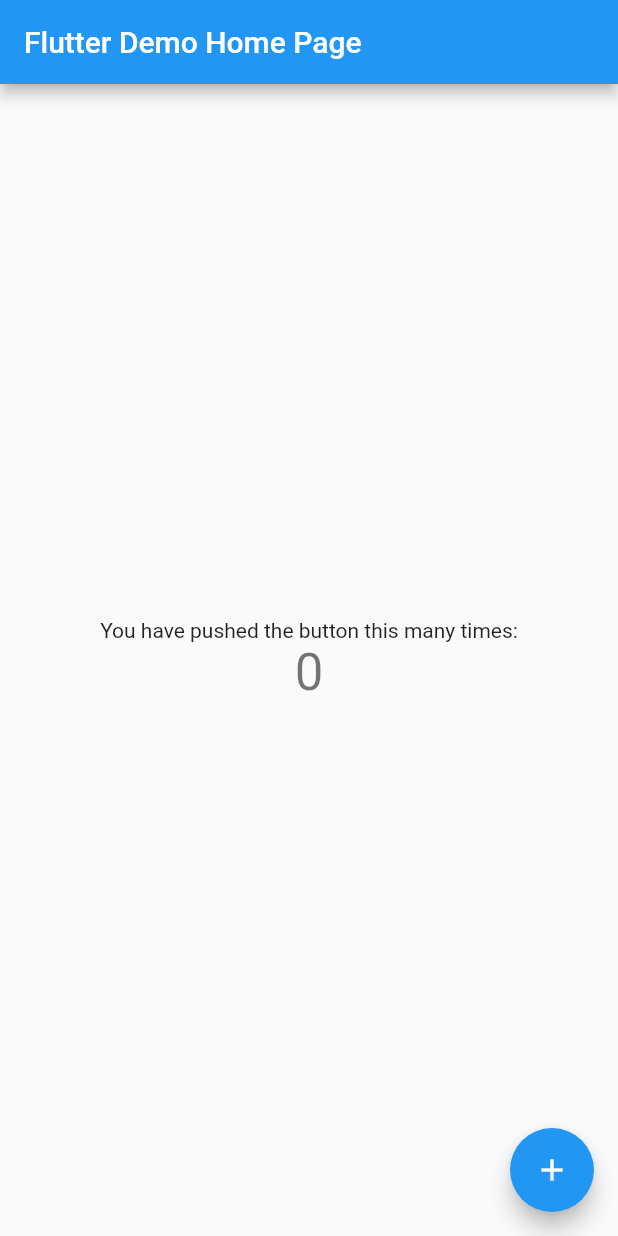
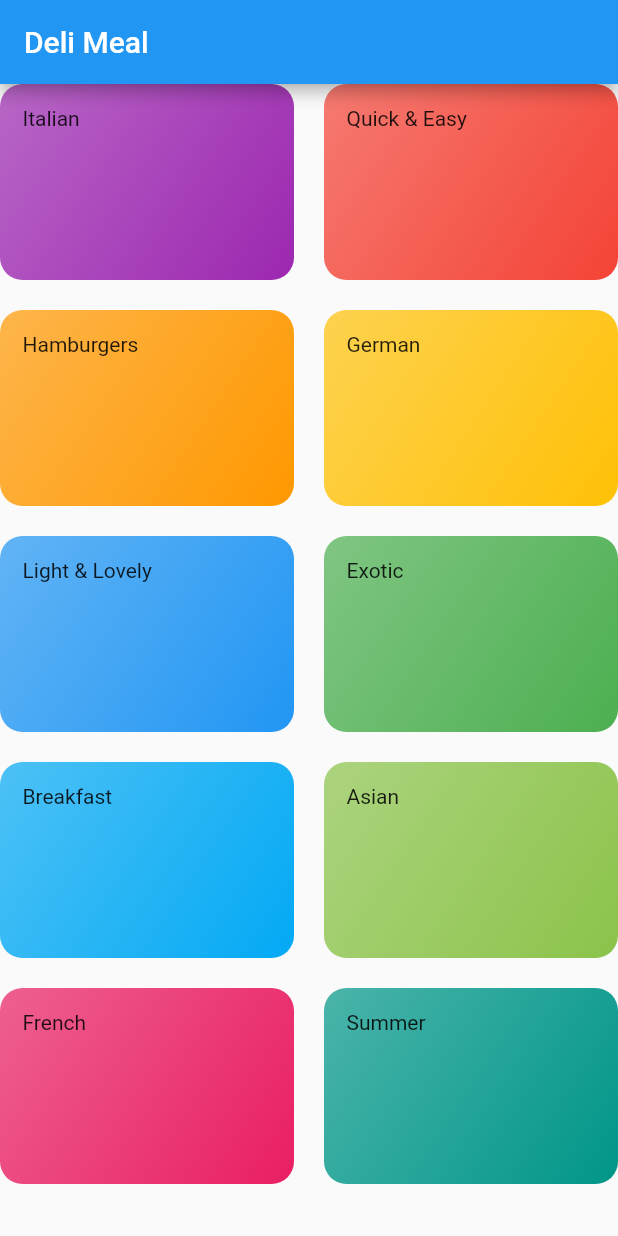
Before and after one commit to wlren/flutter-meals, a Flutter app: the screen it shows after launch, on a phone screen of 412 x 824 dp. Run offline on Flutter 3.47's test engine with Material 2 defaults, Android fonts, the phone set to English and light mode, and no system bars.

Commit message:
Add category homepage

```diff
--- /dev/null
+++ b/lib/categories_screen.dart
@@ -0,0 +1,27 @@
+import 'package:flutter/material.dart';
+import 'package:meals_app/category_item.dart';
+
+import './dummy_data.dart';
+import './category_item.dart';
+
+class CategoriesScreen extends StatelessWidget {
+  @override
+  Widget build(BuildContext context) {
+    return Scaffold(
+      appBar: AppBar(
+        title: const Text('Deli Meal'),
+      ),
+      body: GridView(
+        gridDelegate: SliverGridDelegateWithMaxCrossAxisExtent(
+          maxCrossAxisExtent: 200,
+          childAspectRatio: 3 / 2,
+          crossAxisSpacing: 20,
+          mainAxisSpacing: 20,
+        ),
+        children: DUMMY_CATEGORIES
+            .map((catData) => CategoryItem(catData.color, catData.title))
+            .toList(),
+      ),
+    );
+  }
+}
--- /dev/null
+++ b/lib/category_item.dart
@@ -0,0 +1,24 @@
+import 'package:flutter/material.dart';
+
+class CategoryItem extends StatelessWidget {
+  final String title;
+  final Color color;
+
+  CategoryItem(this.color, this.title);
+
+  @override
+  Widget build(BuildContext context) {
+    return Container(
+      padding: const EdgeInsets.all(15),
+      child: Text(this.title),
+      decoration: BoxDecoration(
+        gradient: LinearGradient(
+          colors: [color.withOpacity(0.7), color],
+          begin: Alignment.topLeft,
+          end: Alignment.bottomRight,
+        ),
+        borderRadius: BorderRadius.circular(15),
+      ),
+    );
+  }
+}
--- /dev/null
+++ b/lib/dummy_data.dart
@@ -0,0 +1,56 @@
+import 'package:flutter/material.dart';
+
+import './models/category.dart';
+
+const DUMMY_CATEGORIES = const [
+  Category(
+    id: 'c1',
+    title: 'Italian',
+    color: Colors.purple,
+  ),
+  Category(
+    id: 'c2',
+    title: 'Quick & Easy',
+    color: Colors.red,
+  ),
+  Category(
+    id: 'c3',
+    title: 'Hamburgers',
+    color: Colors.orange,
+  ),
+  Category(
+    id: 'c4',
+    title: 'German',
+    color: Colors.amber,
+  ),
+  Category(
+    id: 'c5',
+    title: 'Light & Lovely',
+    color: Colors.blue,
+  ),
+  Category(
+    id: 'c6',
+    title: 'Exotic',
+    color: Colors.green,
+  ),
+  Category(
+    id: 'c7',
+    title: 'Breakfast',
+    color: Colors.lightBlue,
+  ),
+  Category(
+    id: 'c8',
+    title: 'Asian',
+    color: Colors.lightGreen,
+  ),
+  Category(
+    id: 'c9',
+    title: 'French',
+    color: Colors.pink,
+  ),
+  Category(
+    id: 'c10',
+    title: 'Summer',
+    color: Colors.teal,
+  ),
+];
--- a/lib/main.dart
+++ b/lib/main.dart
@@ -1,117 +1,20 @@
 import 'package:flutter/material.dart';
 
-void main() {
+import './categories_screen.dart';
+
+void main(List<String> args) {
   runApp(MyApp());
 }
 
 class MyApp extends StatelessWidget {
-  // This widget is the root of your application.
   @override
   Widget build(BuildContext context) {
     return MaterialApp(
-      title: 'Flutter Demo',
+      title: 'DeliMeals',
       theme: ThemeData(
-        // This is the theme of your application.
-        //
-        // Try running your application with "flutter run". You'll see the
-        // application has a blue toolbar. Then, without quitting the app, try
-        // changing the primarySwatch below to Colors.green and then invoke
-        // "hot reload" (press "r" in the console where you ran "flutter run",
-        // or simply save your changes to "hot reload" in a Flutter IDE).
-        // Notice that the counter didn't reset back to zero; the application
-        // is not restarted.
         primarySwatch: Colors.blue,
-        // This makes the visual density adapt to the platform that you run
-        // the app on. For desktop platforms, the controls will be smaller and
-        // closer together (more dense) than on mobile platforms.
-        visualDensity: VisualDensity.adaptivePlatformDensity,
       ),
-      home: MyHomePage(title: 'Flutter Demo Home Page'),
+      home: CategoriesScreen(),
     );
   }
 }
-
-class MyHomePage extends StatefulWidget {
-  MyHomePage({Key key, this.title}) : super(key: key);
-
-  // This widget is the home page of your application. It is stateful, meaning
-  // that it has a State object (defined below) that contains fields that affect
-  // how it looks.
-
-  // This class is the configuration for the state. It holds the values (in this
-  // case the title) provided by the parent (in this case the App widget) and
-  // used by the build method of the State. Fields in a Widget subclass are
-  // always marked "final".
-
-  final String title;
-
-  @override
-  _MyHomePageState createState() => _MyHomePageState();
-}
-
-class _MyHomePageState extends State<MyHomePage> {
-  int _counter = 0;
-
-  void _incrementCounter() {
-    setState(() {
-      // This call to setState tells the Flutter framework that something has
-      // changed in this State, which causes it to rerun the build method below
-      // so that the display can reflect the updated values. If we changed
-      // _counter without calling setState(), then the build method would not be
-      // called again, and so nothing would appear to happen.
-      _counter++;
-    });
-  }
-
-  @override
-  Widget build(BuildContext context) {
-    // This method is rerun every time setState is called, for instance as done
-    // by the _incrementCounter method above.
-    //
-    // The Flutter framework has been optimized to make rerunning build methods
-    // fast, so that you can just rebuild anything that needs updating rather
-    // than having to individually change instances of widgets.
-    return Scaffold(
-      appBar: AppBar(
-        // Here we take the value from the MyHomePage object that was created by
-        // the App.build method, and use it to set our appbar title.
-        title: Text(widget.title),
-      ),
-      body: Center(
-        // Center is a layout widget. It takes a single child and positions it
-        // in the middle of the parent.
-        child: Column(
-          // Column is also a layout widget. It takes a list of children and
-          // arranges them vertically. By default, it sizes itself to fit its
-          // children horizontally, and tries to be as tall as its parent.
-          //
-          // Invoke "debug painting" (press "p" in the console, choose the
-          // "Toggle Debug Paint" action from the Flutter Inspector in Android
-          // Studio, or the "Toggle Debug Paint" command in Visual Studio Code)
-          // to see the wireframe for each widget.
-          //
-          // Column has various properties to control how it sizes itself and
-          // how it positions its children. Here we use mainAxisAlignment to
-          // center the children vertically; the main axis here is the vertical
-          // axis because Columns are vertical (the cross axis would be
-          // horizontal).
-          mainAxisAlignment: MainAxisAlignment.center,
-          children: <Widget>[
-            Text(
-              'You have pushed the button this many times:',
-            ),
-            Text(
-              '$_counter',
-              style: Theme.of(context).textTheme.headline4,
-            ),
-          ],
-        ),
-      ),
-      floatingActionButton: FloatingActionButton(
-        onPressed: _incrementCounter,
-        tooltip: 'Increment',
-        child: Icon(Icons.add),
-      ), // This trailing comma makes auto-formatting nicer for build methods.
-    );
-  }
-}
--- /dev/null
+++ b/lib/models/category.dart
@@ -0,0 +1,13 @@
+import 'package:flutter/material.dart';
+
+class Category {
+  final String id;
+  final String title;
+  final Color color;
+
+  const Category({
+    @required this.id,
+    @required this.title,
+    this.color = Colors.orange,
+  });
+}
```
Also changed, not shown: 1 other file.
